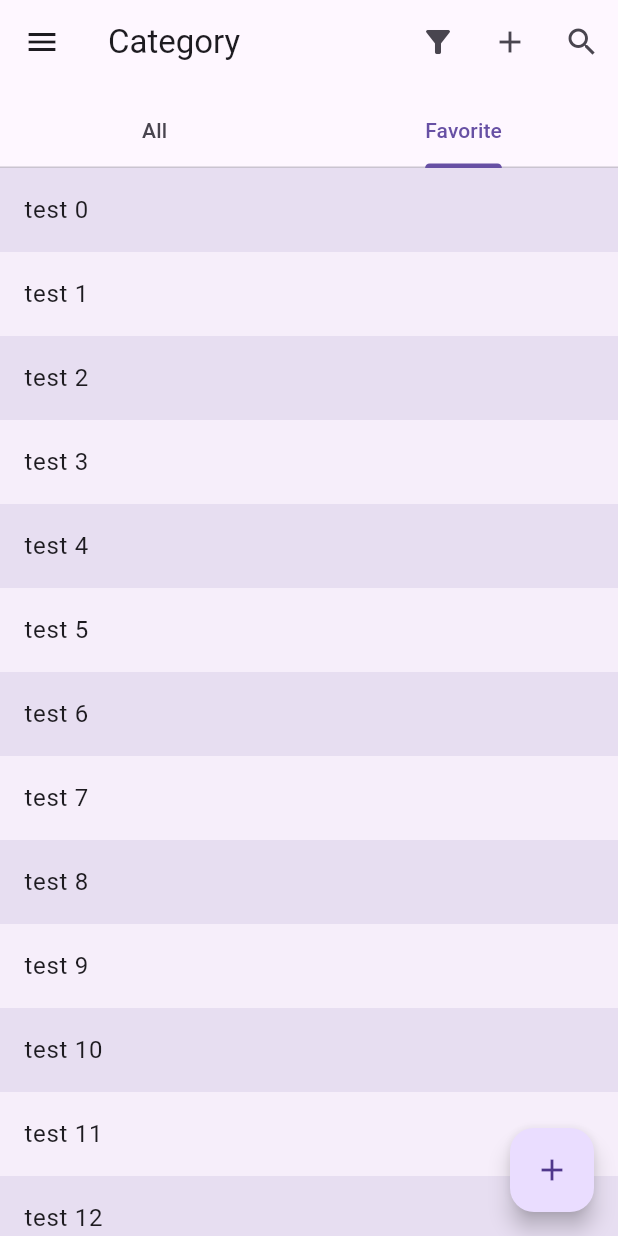
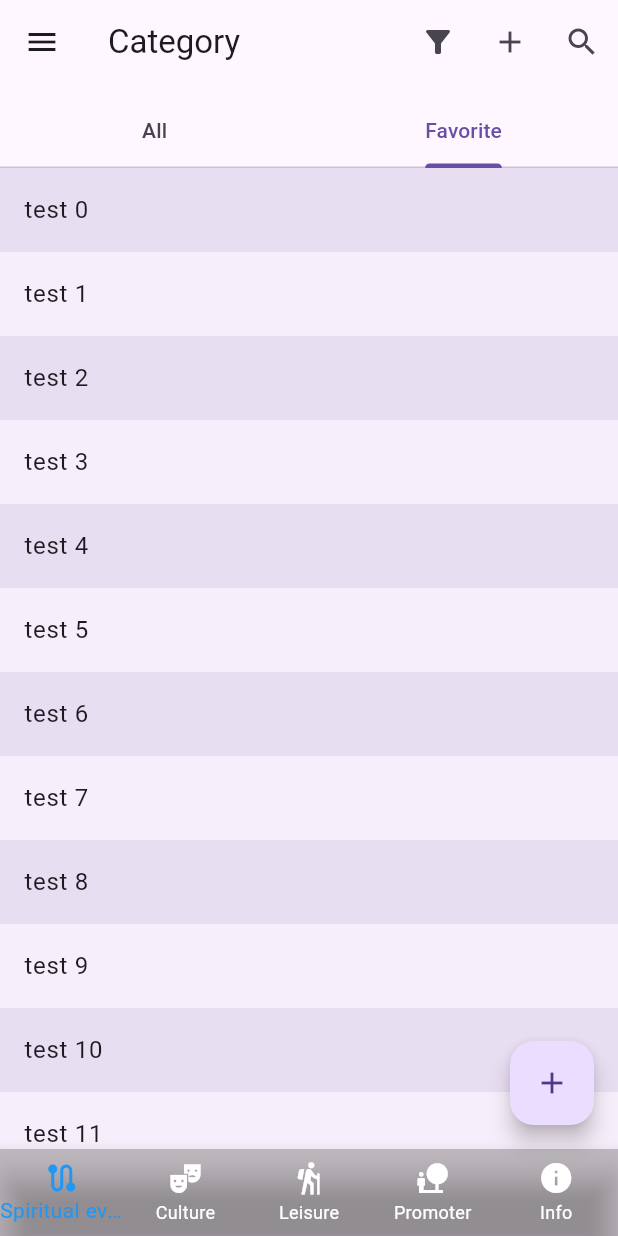
Before and after one commit to aacesco/follow_me, a Flutter app: the screen it shows after launch, tab 2 chosen, on a phone screen of 412 x 824 dp. Run offline on Flutter 3.47's test engine with Material 3 defaults, Android fonts, the phone set to English and light mode, and no system bars; our stand-ins replace cloud_firestore, firebase_auth, firebase_core, get, readmore; missing offline and left inert: firebase_ui_auth, firebase_ui_oauth_google; accounts and stored records are empty; generated files the repository leaves out were written again.

Commit message:
added bottombar_controller.dart and parametrised events_list.dart

```diff
--- a/lib/app_routes/app_routes.dart
+++ b/lib/app_routes/app_routes.dart
@@ -1,7 +1,9 @@
+import 'package:follow_me/constants/app_constants.dart';
 import 'package:follow_me/constants/navigation_constants.dart';
 import 'package:follow_me/global_bindings.dart';
-import 'package:follow_me/pages/spiritual_events_list.dart';
+import 'package:follow_me/pages/events_list.dart';
 import 'package:get/get.dart';
+import '../main.dart';
 import '../pages/auth_gate.dart';
 import '../pages/edit_event_page.dart';
 import '../pages/event_page.dart';
@@ -9,8 +11,14 @@ import '../pages/event_page.dart';
 class AppRoutes {
   static final List<GetPage> pages = [
     GetPage(
+      name: NavigationConstants.HOME_PAGE,
+      page: () => const FollowMeHomePage(),
+      binding: GlobalBindings(),//todo quando specificare i bindings?
+    ),
+
+    GetPage(
       name: NavigationConstants.SPIRITUAL_EVENTS,
-      page: () => SpiritualEventsList(),
+      page: () => EventsList(Get.arguments?? AppConstants.EMPTY),
       binding: GlobalBindings(),
     ),
     GetPage(
--- a/lib/components/fm_appbar.dart
+++ b/lib/components/fm_appbar.dart
@@ -3,7 +3,7 @@ import 'package:flutter_gen/gen_l10n/app_localizations.dart';
 import 'package:follow_me/constants/navigation_constants.dart';
 import 'package:get/get.dart';
 import '../models/event.dart';
-import '../pages/spiritual_events_list.dart';
+import '../pages/events_list.dart';
 
 
 class FmAppBar extends StatefulWidget implements PreferredSizeWidget {
@@ -35,7 +35,7 @@ class _FmAppBarState extends State<FmAppBar> {
           IconButton(
             icon: const Icon(Icons.add),
             onPressed: (){
-              final parent = context.findAncestorWidgetOfExactType<SpiritualEventsList>();
+              final parent = context.findAncestorWidgetOfExactType<EventsList>();
 
               Get.toNamed(NavigationConstants.EDIT_EVENT_PAGE, arguments: {'event': Event('', '', '', '', '',
                   '', DateTime.now(), '', DateTime.now()), 'isNew': true});
--- a/lib/constants/navigation_constants.dart
+++ b/lib/constants/navigation_constants.dart
@@ -3,4 +3,5 @@ class NavigationConstants {
   static const String EVENT_PAGE = '/event_page';
   static const String EDIT_EVENT_PAGE = '/edit_event_page';
   static const String AUTH_GATE = '/auth_gate';
+  static const String HOME_PAGE = '/follow_me';
 }
--- /dev/null
+++ b/lib/controllers/bottombar_controller.dart
@@ -0,0 +1,31 @@
+import 'package:flutter/material.dart';
+import 'package:get/get.dart';
+import '../constants/app_constants.dart';
+import '../pages/events_list.dart';
+
+class BottomBarController extends GetxController{
+  RxInt selectedIndex = 0.obs;
+
+  final TextStyle optionStyle = TextStyle(fontSize: 30, fontWeight: FontWeight.bold);
+
+  final List<Widget> _screenList = [
+    const EventsList(AppConstants.SPIRITUAL),
+    const EventsList(AppConstants.CULTURAL),
+    const EventsList(AppConstants.LEISURE),
+    const Text(
+      'Index 3: Promotori',
+      //style: optionStyle,
+    ),
+    const Text(
+      'Index 4: Info',
+      //style: optionStyle,
+    )
+  ];
+
+  changeTabIndex(int index) => selectedIndex.value = index;
+
+  getScreen() {
+    var tab = _screenList[selectedIndex.value];
+    return tab;
+  }
+}
--- a/lib/global_bindings.dart
+++ b/lib/global_bindings.dart
@@ -1,9 +1,12 @@
+import 'package:follow_me/controllers/bottombar_controller.dart';
 import 'package:get/get.dart';
 import 'data/events_controller.dart';
 
 class GlobalBindings implements Bindings {
   @override
   void dependencies() {
+    //todo l'ordine conta?
+    Get.put(BottomBarController());
     Get.put(EventsController());
   }
 }
--- a/lib/main.dart
+++ b/lib/main.dart
@@ -1,7 +1,8 @@
 import 'package:firebase_core/firebase_core.dart';
 import 'package:flutter/material.dart';
 import 'package:flutter_gen/gen_l10n/app_localizations.dart';
-import 'package:follow_me/pages/spiritual_events_list.dart';
+import 'package:follow_me/constants/navigation_constants.dart';
+import 'package:follow_me/controllers/bottombar_controller.dart';
 import 'package:get/get.dart';
 import 'app_routes/app_routes.dart';
 import 'firebase_options.dart';
@@ -12,7 +13,7 @@ void main() async {
   await Firebase.initializeApp(
     options: DefaultFirebaseOptions.currentPlatform,
   );
-
+  //todo servono qui i bindings? come usarli al meglio?
   GlobalBindings().dependencies();
   runApp(const FollowMeApp());
 }
@@ -28,7 +29,7 @@ class FollowMeApp extends StatelessWidget {
       localizationsDelegates: AppLocalizations.localizationsDelegates,
       supportedLocales: AppLocalizations.supportedLocales,
       debugShowCheckedModeBanner: false,
-      initialRoute: 'spiritual_events',
+      initialRoute: NavigationConstants.HOME_PAGE,
       getPages: AppRoutes.pages,
       theme: ThemeData(
         primaryColor: Colors.blue,
@@ -40,51 +41,19 @@ class FollowMeApp extends StatelessWidget {
   }
 }
 
-class FollowMeHomePage extends StatefulWidget {
+class FollowMeHomePage extends StatelessWidget {
   const FollowMeHomePage({super.key});
 
   @override
-  State<FollowMeHomePage> createState() => _FollowMeHomePageState();
-}
+  Widget build(BuildContext context) {
+    final bottomBarCtrl = Get.put(BottomBarController(), permanent: false);
 
-class _FollowMeHomePageState extends State<FollowMeHomePage> with SingleTickerProviderStateMixin {
-
-  int _currentIndex = 0;
-  static const TextStyle optionStyle = TextStyle(fontSize: 30, fontWeight: FontWeight.bold);
-
-  static final List<Widget> _widgetOptions = <Widget>[
-    SpiritualEventsList(),
-    const Text(
-      'Index 1: Cultura',
-      style: optionStyle,
-    ),
-    const Text(
-      'Index 2: Svago',
-      style: optionStyle,
-    ),
-    const Text(
-      'Index 3: Promotori',
-      style: optionStyle,
-    ),
-    const Text(
-      'Index 4: Info',
-      style: optionStyle,
-    ),
-  ];
-
-  void _onItemTapped(int index) {
-    setState(() {
-      _currentIndex = index;
-    });
-  }
-
-  @override
-  Widget build(BuildContext context) {
     return Scaffold(
-      body: Center(
-        child: _widgetOptions.elementAt(_currentIndex),
-      ),
-      bottomNavigationBar: BottomNavigationBar(
+        body: Obx(() => Center(
+          child: bottomBarCtrl.getScreen(),
+        )),
+        bottomNavigationBar: Obx(() =>
+            BottomNavigationBar(
               type: BottomNavigationBarType.fixed,
               backgroundColor: const Color(0x43232122) ,
               selectedItemColor: Colors.blue,
@@ -111,9 +80,10 @@ class _FollowMeHomePageState extends State<FollowMeHomePage> with SingleTickerPr
                   label: AppLocalizations.of(context)!.info,
                 )
               ],
-        currentIndex: _currentIndex,
-        onTap: _onItemTapped,
+              currentIndex: bottomBarCtrl.selectedIndex.value,
+              onTap: bottomBarCtrl.changeTabIndex,
             ),
+        )
     );
   }
 }
--- a/lib/pages/auth_gate.dart
+++ b/lib/pages/auth_gate.dart
@@ -7,6 +7,7 @@ import '../firebase_options.dart';
 import 'home.dart';
 
 class AuthGate extends StatelessWidget {
+
   const AuthGate({super.key});
 
   @override
--- a/lib/pages/event_page.dart
+++ b/lib/pages/event_page.dart
@@ -1,7 +1,7 @@
 import 'package:flutter/material.dart';
 import 'package:flutter_gen/gen_l10n/app_localizations.dart';
 import 'package:follow_me/constants/navigation_constants.dart';
-import 'package:follow_me/pages/spiritual_events_list.dart';
+import 'package:follow_me/pages/events_list.dart';
 import 'package:get/get.dart';
 import '../components/cover_image.dart';
 import '../components/paragraph.dart';
@@ -20,7 +20,7 @@ class EventPage extends StatelessWidget {
       appBar: AppBar(title: Text(AppLocalizations.of(context)!.details),
         leading: IconButton(
             onPressed: () {
-              Get.to(SpiritualEventsList());
+              Get.to(EventsList(event.category));
             },
             icon: const Icon(Icons.arrow_back)
         ),
--- a/lib/pages/spiritual_events_list.dart
+++ b/lib/pages/events_list.dart
@@ -8,14 +8,14 @@ import '../components/fm_appbar.dart';
 import '../components/fm_tile.dart';
 import '../constants/navigation_constants.dart';
 
-class SpiritualEventsList extends StatelessWidget {
-
-  const SpiritualEventsList({super.key});
+class EventsList extends StatelessWidget {
+  final String category;
+  const EventsList(this.category, {super.key});
 
   @override
   Widget build(BuildContext context) {
     final eventsRepo = Get.put(EventsController());
-    eventsRepo.searchEvents(AppConstants.SPIRITUAL);
+    eventsRepo.searchEvents(category);
 
     final scroller = Get.put(ScrollingController());
 
```
Also changed, not shown: lib/pages/home.dart (+8 -0 lines). Lines whose indentation alone changed are shown as unchanged.
